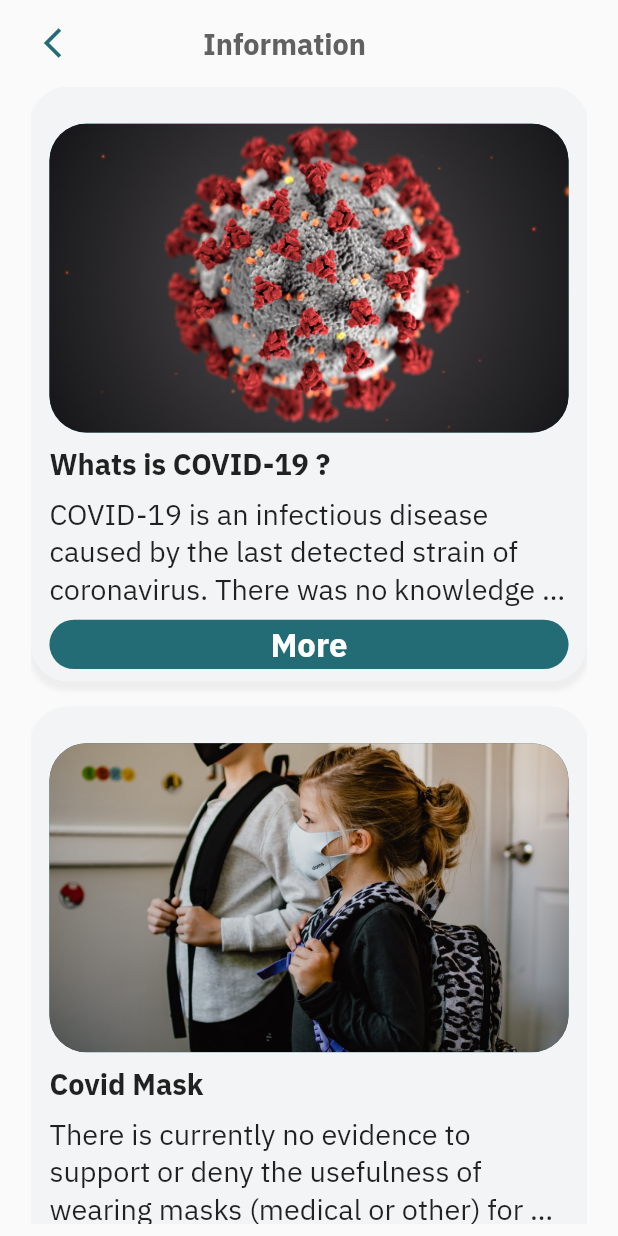
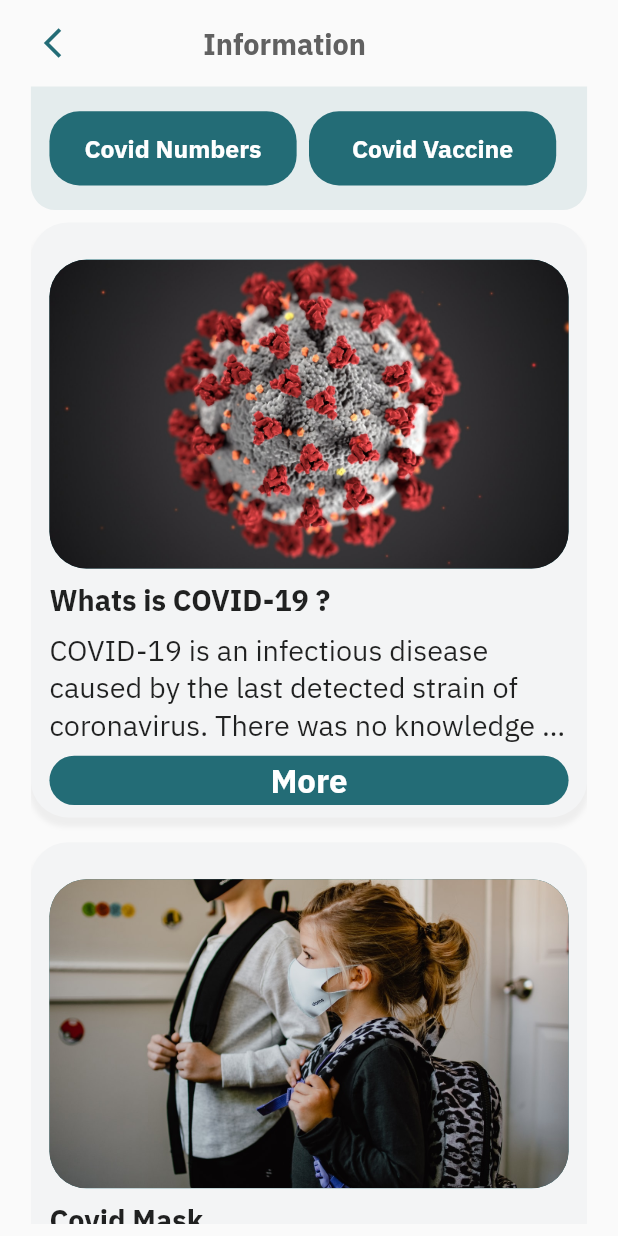
Before and after one commit to mahmmoudali/covid19, a Flutter app: the InfoScreen screen opened by its route, after a tap on "More", on a phone screen of 412 x 824 dp. Run offline on Flutter 3.47's test engine with Material 2 defaults, Android fonts, the phone set to English and light mode, and no system bars; our stand-ins replace cloud_firestore, dio, firebase_auth, firebase_core, firebase_storage, flutter_spinkit and 8 more; missing offline and left inert: dash_chat, flutter_polyline_points; accounts and stored records are empty; network calls fail.

Commit message:
more screen , innfo , info details

```diff
--- a/lib/UI/components/default_button.dart
+++ b/lib/UI/components/default_button.dart
@@ -10,9 +10,12 @@ class DefaultButton extends StatelessWidget {
     this.text,
     this.color,
     this.textColor,
+    this.size,
   }) : super(key: key);
   final Function press;
   final String text;
+  final double size;
+
   final Color color;
   final Color textColor;
 
@@ -31,7 +34,7 @@ class DefaultButton extends StatelessWidget {
             style: TextStyle(
                 fontFamily: "Plex",
                 fontWeight: FontWeight.bold,
-                fontSize: 16.sp,
+                fontSize: size ?? 16.sp,
                 color: textColor ?? Colors.white),
           )),
     );
--- a/lib/UI/main_screens/info_screen/info_detais/info_details_screen.dart
+++ b/lib/UI/main_screens/info_screen/info_detais/info_details_screen.dart
@@ -1,3 +1,4 @@
+import 'package:covid19/UI/components/default_button.dart';
 import 'package:covid19/UI/main_screens/info_screen/model/info_model.dart';
 import 'package:covid19/colors.dart';
 import 'package:flutter/material.dart';
@@ -16,6 +17,7 @@ class InfoItemDetailsScreen extends StatelessWidget {
         child: Container(
           padding: EdgeInsets.symmetric(horizontal: 5.w, vertical: 2.h),
           color: Color(0xFFF3F4F5),
+          child: SingleChildScrollView(
             child: Column(
                 crossAxisAlignment: CrossAxisAlignment.start,
                 mainAxisSize: MainAxisSize.max,
@@ -47,9 +49,10 @@ class InfoItemDetailsScreen extends StatelessWidget {
                   ),
                   Container(
                     margin: EdgeInsets.only(bottom: 1.h),
+                    width: 90.w,
                     child: Text(
                       infoItem.description,
-                    maxLines: 10,
+                      maxLines: 100,
                       textAlign: TextAlign.start,
                       overflow: TextOverflow.ellipsis,
                       style: TextStyle(
@@ -59,6 +62,7 @@ class InfoItemDetailsScreen extends StatelessWidget {
                     ),
                   )
                 ]),
+          ),
         ),
       ),
     );
--- a/lib/UI/main_screens/info_screen/info_screen.dart
+++ b/lib/UI/main_screens/info_screen/info_screen.dart
@@ -3,6 +3,7 @@ import 'package:covid19/UI/main_screens/info_screen/model/info_model.dart';
 import 'package:covid19/colors.dart';
 import 'package:flutter/material.dart';
 import 'package:sizer/sizer.dart';
+import 'package:url_launcher/url_launcher.dart';
 
 import 'info_detais/info_details_screen.dart';
 
@@ -19,6 +20,45 @@ class InfoScreen extends StatelessWidget {
               crossAxisAlignment: CrossAxisAlignment.start,
               children: [
                 buildAppBar(context),
+                Container(
+                  margin: EdgeInsets.only(bottom: 1.h),
+                  decoration: BoxDecoration(
+                      color: MColors.covidMain.withOpacity(.1),
+                      borderRadius: BorderRadius.only(
+                          bottomLeft: Radius.circular(2.h),
+                          bottomRight: Radius.circular(2.h))),
+                  width: double.infinity,
+                  padding: EdgeInsets.symmetric(vertical: 2.h, horizontal: 3.w),
+                  child: Row(
+                    mainAxisSize: MainAxisSize.max,
+                    children: [
+                      SizedBox(
+                          width: 40.w,
+                          child: DefaultButton(
+                            text: "Covid Numbers",
+                            size: 12.sp,
+                            press: () {
+                              launch(
+                                  "https://www.google.com/search?q=%D8%A7%D8%B9%D8%AF%D8%A7%D8%AF+%D8%A7%D8%B5%D8%A7%D8%A8%D8%A7%D8%AA+%D9%83%D9%88%D8%B1%D9%88%D9%86%D8%A7&oq=%D8%A7%D8%B9%D8%AF%D8%A7%D8%AF+%D8%A7%D8%B5%D8%A7%D8%A8%D8%A7&aqs=chrome.0.0j69i57j0l8.9862j0j4&sourceid=chrome&ie=UTF-8");
+                            },
+                            color: MColors.covidMain,
+                          )),
+                      SizedBox(width: 1.h),
+                      SizedBox(
+                        width: 40.w,
+                        child: DefaultButton(
+                          text: "Covid Vaccine",
+                          size: 12.sp,
+                          press: () {
+                            launch("https://egcovac.mohp.gov.eg/#/home");
+                          },
+                          color: MColors.covidMain,
+                        ),
+                      ),
+                      Spacer(),
+                    ],
+                  ),
+                ),
                 Expanded(
                   child: ListView(
                     children: [
@@ -39,11 +79,11 @@ Medical masks are recommended primarily in healthcare facilities, but may be con
                           description:
                               '''Keep your hands clean by rubbing them with an alcohol-based hand sanitizer or by washing them with soap and water.
  Why? Cleaning your hands with soap and water or rubbing them with an alcohol-based hand sanitizer kills viruses that may be on your hands.
-/nMaintain at least 1 meter (3 feet) distance between yourself and others.
+\nMaintain at least 1 meter (3 feet) distance between yourself and others.
   Why? When a person coughs or sneezes, they secrete small liquid droplets from their nose or mouth that may contain the virus. If you are too close to him, you can breathe in these droplets, including the virus that causes COVID-19 if that person has it.
-/nAvoid crowded places
+\nAvoid crowded places
  Why? When people crowd into crowded places, people who have COVID-19 are more likely to come into contact with someone who has COVID-19 and it is difficult to maintain a distance of 1 meter (3 feet) between you and others.
-/nAvoid touching your eyes, nose and mouth.''',
+\nAvoid touching your eyes, nose and mouth.''',
                           assetImage: "assets/images/vaccine.jpg"),
                     ],
                   ),
--- a/pubspec.yaml
+++ b/pubspec.yaml
@@ -47,6 +47,7 @@ dependencies:
   cloud_firestore: ^2.3.0
   firebase_storage: ^9.0.0
   image_picker: ^0.8.1+3
+  url_launcher: ^6.0.9
 
 
 
```
Also changed, not shown: lib/UI/main_screens/covid_check/covid_check_result/covid_check_result.dart (+20 -7 lines), lib/UI/main_screens/covid_check/covid_check_result/model/instruction_model.dart (added, +16 -0 lines), lib/UI/main_screens/more_screen/more_screen.dart (+10 -6 lines), lib/UI/user/edit_profile/edit_profileScreen.dart (+5 -3 lines), assets/images/ic_launcher.png (added), pubspec.lock. Lines whose indentation alone changed are shown as unchanged.
